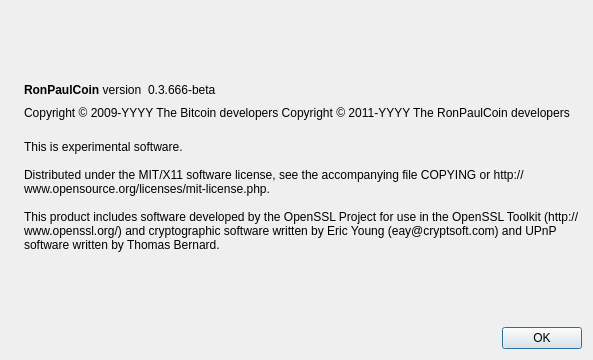
First picture: the form in src/qt/forms/aboutdialog.ui, repository Project-Phi/phi, before the edit.
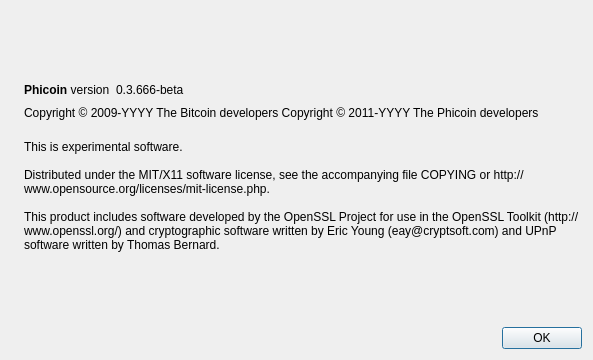
Second picture: the form after the edit. Icons and pictures are not drawn.

Commit message: Phicoin Genesis

Patch:
```diff
--- a/src/qt/forms/aboutdialog.ui
+++ b/src/qt/forms/aboutdialog.ui
@@ -50,7 +50,7 @@
           <cursorShape>IBeamCursor</cursorShape>
          </property>
          <property name="text">
-          <string>&lt;b&gt;RonPaulCoin&lt;/b&gt; version</string>
+          <string>&lt;b&gt;Phicoin&lt;/b&gt; version</string>
          </property>
          <property name="textInteractionFlags">
           <set>Qt::LinksAccessibleByMouse|Qt::TextSelectableByKeyboard|Qt::TextSelectableByMouse</set>
@@ -92,7 +92,7 @@
        </property>
        <property name="text">
         <string notr="true">Copyright &amp;copy; 2009-YYYY The Bitcoin developers
-Copyright &amp;copy; 2011-YYYY The RonPaulCoin developers</string>
+Copyright &amp;copy; 2011-YYYY The Phicoin developers</string>
        </property>
        <property name="textFormat">
         <enum>Qt::RichText</enum>
```
Left out of the diff: 2 changed lines with no effect on the pictures. The commit also changes 815 other files.
